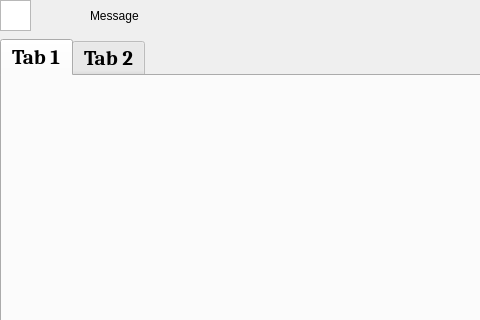
Deylies/DesktopApp_Wechat-, file UI/main_window.ui: the form before one commit; both pictures show x 0 to 480 and y 0 to 320 of the 845 by 640 pixel window.
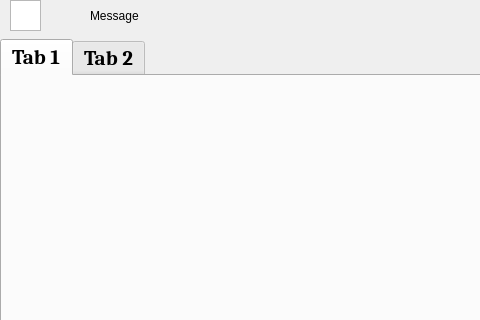
The form after the commit.

What changed in the file:
```diff
--- a/UI/main_window.ui
+++ b/UI/main_window.ui
@@ -95,7 +95,7 @@
     <widget class="QGraphicsView" name="graphicsView">
      <property name="geometry">
       <rect>
-       <x>0</x>
+       <x>10</x>
        <y>0</y>
        <width>31</width>
        <height>31</height>
```
